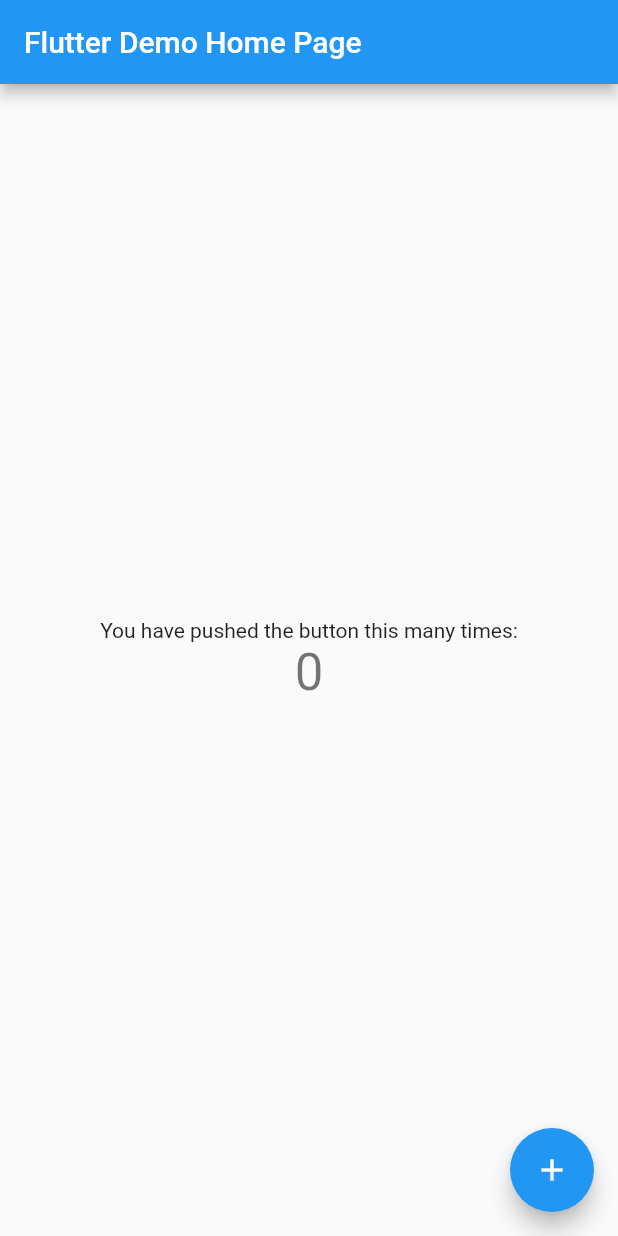
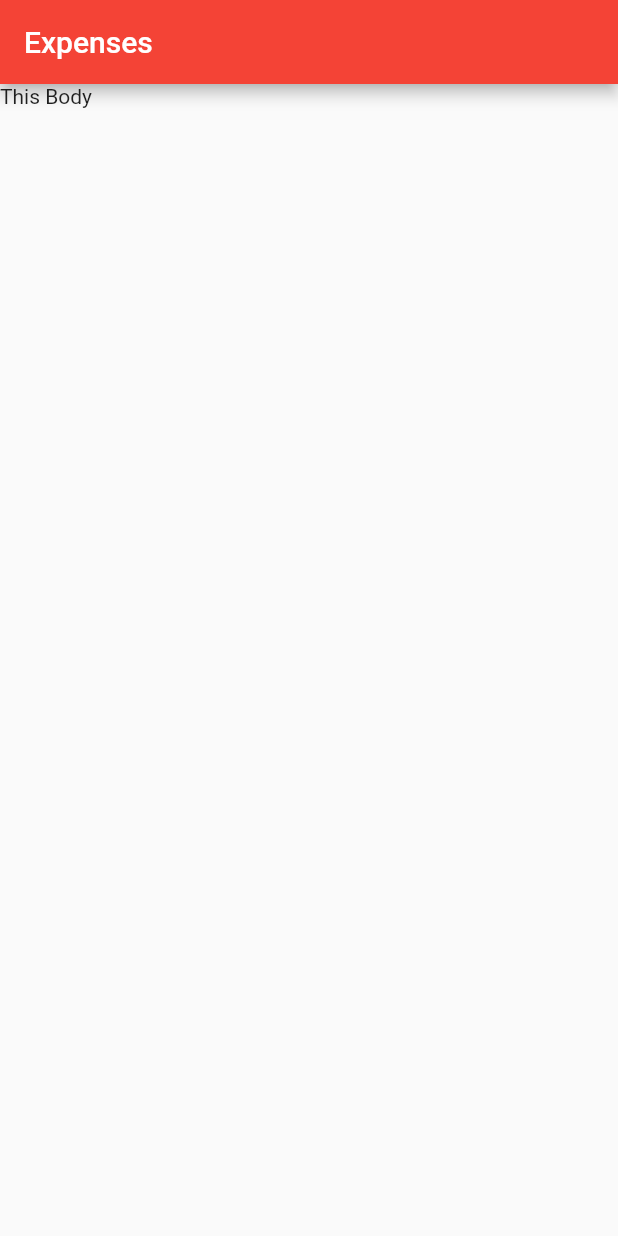
Before and after one commit to mostafa201272/Flutter_Expenses_app, a Flutter app: the screen it shows after launch, on a phone screen of 412 x 824 dp. Run offline on Flutter 3.47's test engine with Material 2 defaults, Android fonts, the phone set to English and light mode, and no system bars.

Commit message:
Update main File Code

```diff
--- a/expenses_app/lib/main.dart
+++ b/expenses_app/lib/main.dart
@@ -1,113 +1,32 @@
 import 'package:flutter/material.dart';
 
 void main() {
-  runApp(MyApp());
+  // Calling Run App Function to draw the widget into the screen
+  runApp(ExpensesApp());
 }
 
-class MyApp extends StatelessWidget {
-  // This widget is the root of your application.
+// Main App With STATE FULL Widget
+class ExpensesApp extends StatefulWidget {
+  // Connecting this app with its state
+  @override
+  State<StatefulWidget> createState() {
+    return _ExpensesAppState();
+  }
+}
+
+// application State
+class _ExpensesAppState extends State<ExpensesApp> {
+  // Build Function that responsible for controlling all screen pixels
   @override
   Widget build(BuildContext context) {
     return MaterialApp(
-      title: 'Flutter Demo',
-      theme: ThemeData(
-        // This is the theme of your application.
-        //
-        // Try running your application with "flutter run". You'll see the
-        // application has a blue toolbar. Then, without quitting the app, try
-        // changing the primarySwatch below to Colors.green and then invoke
-        // "hot reload" (press "r" in the console where you ran "flutter run",
-        // or simply save your changes to "hot reload" in a Flutter IDE).
-        // Notice that the counter didn't reset back to zero; the application
-        // is not restarted.
-        primarySwatch: Colors.blue,
+      home: Scaffold(
+        appBar: AppBar(
+          title: Text('Expenses '),
+          backgroundColor: Colors.red,
+        ),
+        body: Text("This Body"),
       ),
-      home: MyHomePage(title: 'Flutter Demo Home Page'),
     );
   }
 }
-
-class MyHomePage extends StatefulWidget {
-  MyHomePage({Key key, this.title}) : super(key: key);
-
-  // This widget is the home page of your application. It is stateful, meaning
-  // that it has a State object (defined below) that contains fields that affect
-  // how it looks.
-
-  // This class is the configuration for the state. It holds the values (in this
-  // case the title) provided by the parent (in this case the App widget) and
-  // used by the build method of the State. Fields in a Widget subclass are
-  // always marked "final".
-
-  final String title;
-
-  @override
-  _MyHomePageState createState() => _MyHomePageState();
-}
-
-class _MyHomePageState extends State<MyHomePage> {
-  int _counter = 0;
-
-  void _incrementCounter() {
-    setState(() {
-      // This call to setState tells the Flutter framework that something has
-      // changed in this State, which causes it to rerun the build method below
-      // so that the display can reflect the updated values. If we changed
-      // _counter without calling setState(), then the build method would not be
-      // called again, and so nothing would appear to happen.
-      _counter++;
-    });
-  }
-
-  @override
-  Widget build(BuildContext context) {
-    // This method is rerun every time setState is called, for instance as done
-    // by the _incrementCounter method above.
-    //
-    // The Flutter framework has been optimized to make rerunning build methods
-    // fast, so that you can just rebuild anything that needs updating rather
-    // than having to individually change instances of widgets.
-    return Scaffold(
-      appBar: AppBar(
-        // Here we take the value from the MyHomePage object that was created by
-        // the App.build method, and use it to set our appbar title.
-        title: Text(widget.title),
-      ),
-      body: Center(
-        // Center is a layout widget. It takes a single child and positions it
-        // in the middle of the parent.
-        child: Column(
-          // Column is also a layout widget. It takes a list of children and
-          // arranges them vertically. By default, it sizes itself to fit its
-          // children horizontally, and tries to be as tall as its parent.
-          //
-          // Invoke "debug painting" (press "p" in the console, choose the
-          // "Toggle Debug Paint" action from the Flutter Inspector in Android
-          // Studio, or the "Toggle Debug Paint" command in Visual Studio Code)
-          // to see the wireframe for each widget.
-          //
-          // Column has various properties to control how it sizes itself and
-          // how it positions its children. Here we use mainAxisAlignment to
-          // center the children vertically; the main axis here is the vertical
-          // axis because Columns are vertical (the cross axis would be
-          // horizontal).
-          mainAxisAlignment: MainAxisAlignment.center,
-          children: <Widget>[
-            Text(
-              'You have pushed the button this many times:',
-            ),
-            Text(
-              '$_counter',
-              style: Theme.of(context).textTheme.headline4,
-            ),
-          ],
-        ),
-      ),
-      floatingActionButton: FloatingActionButton(
-        onPressed: _incrementCounter,
-        tooltip: 'Increment',
-        child: Icon(Icons.add),
-      ), // This trailing comma makes auto-formatting nicer for build methods.
-    );
-  }
-}
```
Also changed, not shown: 1 other file.
